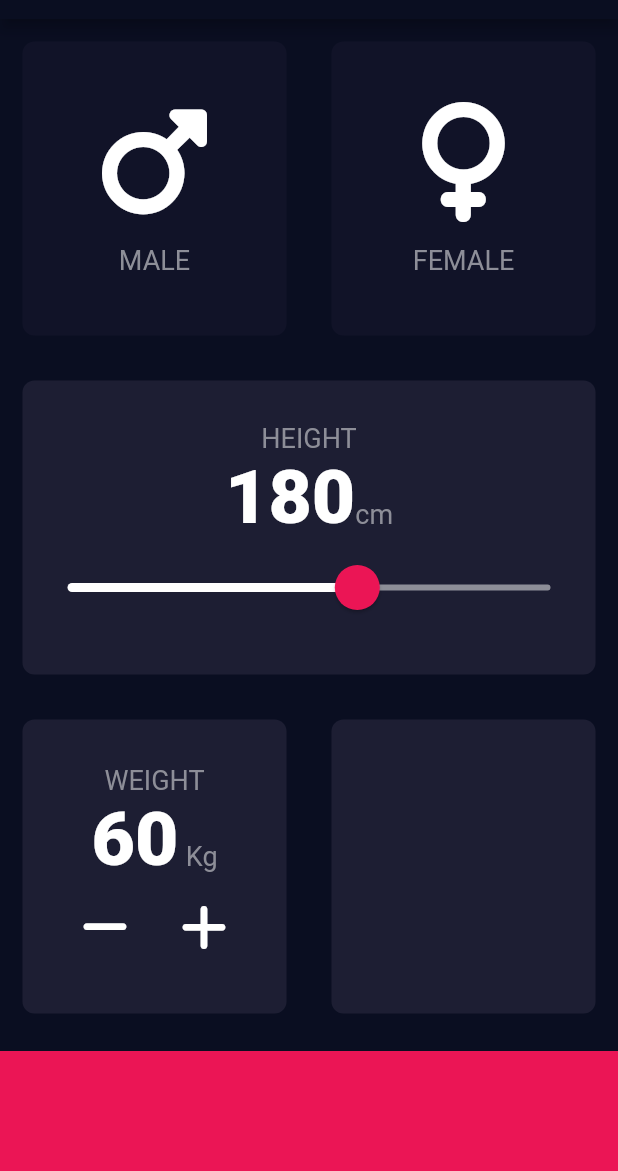
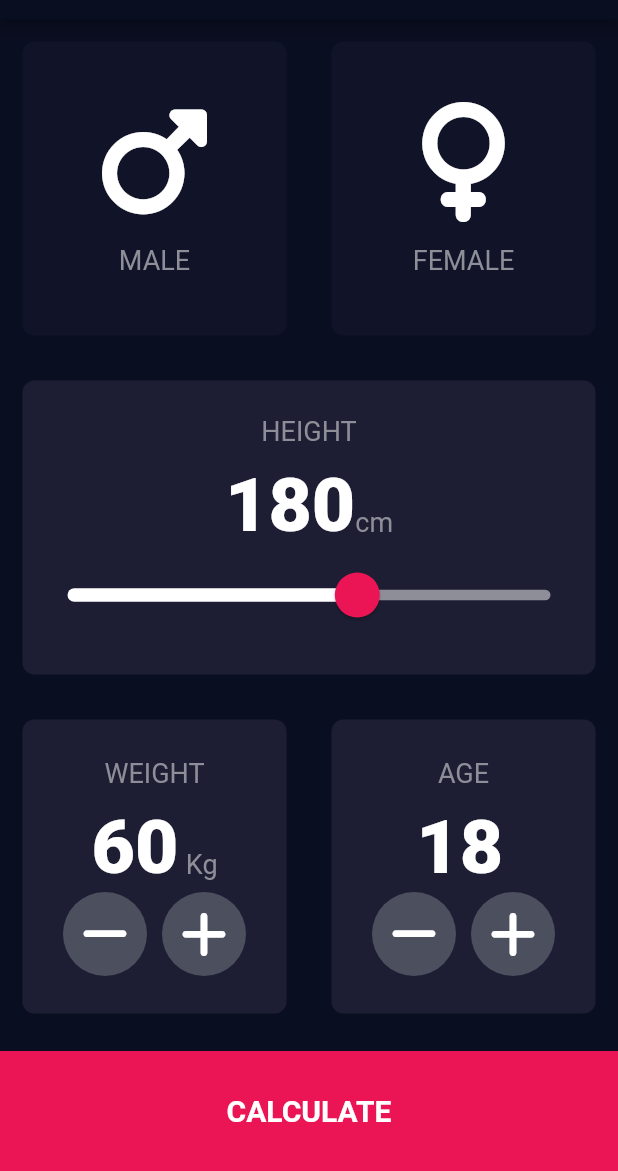
Before and after one commit to g0beze/bmi_calculator, a Flutter app: the screen it shows after launch, on a phone screen of 412 x 824 dp, the part 65-1236 px from its top. Run offline on Flutter 3.47's test engine with Material 2 defaults, Android fonts, the phone set to English and light mode, and no system bars; our stand-ins replace font_awesome_flutter.

```diff
--- a/lib/input_page.dart
+++ b/lib/input_page.dart
@@ -3,6 +3,7 @@ import 'package:font_awesome_flutter/font_awesome_flutter.dart';
 import 'icon_content.dart';
 import 'reusable_card.dart';
 import 'constants.dart';
+import 'results_page.dart';
 
 enum Gender { male, female }
 
@@ -15,6 +16,7 @@ class _InputPageState extends State<InputPage> {
   Gender? selectedGender;
   int height = 180;
   int weight = 60;
+  int age = 18;
 
   @override
   Widget build(BuildContext context) {
@@ -73,6 +75,9 @@ class _InputPageState extends State<InputPage> {
                     'HEIGHT',
                     style: kTxtTextStyle,
                   ),
+                  const SizedBox(
+                    height: 10,
+                  ),
                   Row(
                     mainAxisAlignment: MainAxisAlignment.center,
                     crossAxisAlignment: CrossAxisAlignment.baseline,
@@ -88,7 +93,9 @@ class _InputPageState extends State<InputPage> {
                       ),
                     ],
                   ),
-                  SliderTheme(
+                  SizedBox(
+                    width: 400,
+                    child: SliderTheme(
                       data: SliderTheme.of(context).copyWith(
                         thumbShape:
                             const RoundSliderThumbShape(enabledThumbRadius: 15),
@@ -97,6 +104,7 @@ class _InputPageState extends State<InputPage> {
                         overlayColor: const Color(0x29EB1555),
                         activeTrackColor: Colors.white,
                         inactiveTrackColor: const Color(0xFF8D8E98),
+                        trackHeight: 7,
                       ),
                       child: Slider.adaptive(
                         value: height.toDouble(),
@@ -109,6 +117,7 @@ class _InputPageState extends State<InputPage> {
                             height = newValue.round();
                           });
                         },
+                      ),
                     ),
                   ),
                 ],
@@ -127,6 +136,9 @@ class _InputPageState extends State<InputPage> {
                         const Text(
                           'WEIGHT',
                           style: kTxtTextStyle,
+                        ),
+                        const SizedBox(
+                          height: 10,
                         ),
                         Row(
                           mainAxisAlignment: MainAxisAlignment.center,
@@ -153,7 +165,7 @@ class _InputPageState extends State<InputPage> {
                               icon: FontAwesomeIcons.minus,
                               iFunc: () {
                                 setState(() {
-                                  weight = weight - 1;
+                                  weight--;
                                 });
                               },
                             ),
@@ -177,16 +189,83 @@ class _InputPageState extends State<InputPage> {
                 Expanded(
                   child: ResuableCard(
                     colour: kDefaultColour,
+                    cardChild: Column(
+                      mainAxisAlignment: MainAxisAlignment.center,
+                      children: [
+                        const Text(
+                          'AGE',
+                          style: kTxtTextStyle,
+                        ),
+                        const SizedBox(
+                          height: 10,
+                        ),
+                        Row(
+                          mainAxisAlignment: MainAxisAlignment.center,
+                          crossAxisAlignment: CrossAxisAlignment.baseline,
+                          textBaseline: TextBaseline.alphabetic,
+                          children: [
+                            Text(
+                              age.toString(),
+                              style: kLargeTxtStyle,
+                            ),
+                            const SizedBox(
+                              width: 5,
+                            ),
+                          ],
+                        ),
+                        Row(
+                          mainAxisAlignment: MainAxisAlignment.center,
+                          children: [
+                            RoundIconButton(
+                              icon: FontAwesomeIcons.minus,
+                              iFunc: () {
+                                setState(() {
+                                  age--;
+                                });
+                              },
+                            ),
+                            const SizedBox(
+                              width: 10,
+                            ),
+                            RoundIconButton(
+                              icon: FontAwesomeIcons.plus,
+                              iFunc: () {
+                                setState(() {
+                                  age++;
+                                });
+                              },
+                            ),
+                          ],
+                        )
+                      ],
+                    ),
                   ),
                 ),
               ],
             ),
           ),
-          Container(
+          GestureDetector(
+            onTap: () {
+              Navigator.push(context, MaterialPageRoute(builder: (context) {
+                return const ResultsPage();
+              }));
+            },
+            child: Container(
               color: kBottomContainerColour,
               margin: const EdgeInsets.only(top: 10),
               width: double.infinity,
               height: kBottomContainerHeight,
+              child: const Center(
+                child: Text(
+                  'CALCULATE',
+                  style: TextStyle(
+                    fontSize: 20,
+                    color: Colors.white,
+                    fontWeight: FontWeight.bold,
+                  ),
+                ),
+              ),
+            ),
           )
         ],
       ),
@@ -195,7 +274,7 @@ class _InputPageState extends State<InputPage> {
 }
 
 class RoundIconButton extends StatelessWidget {
-  const RoundIconButton({this.icon, this.iFunc});
+  const RoundIconButton({super.key, this.icon, this.iFunc});
 
   final IconData? icon;
   final Function()? iFunc;
@@ -210,7 +289,7 @@ class RoundIconButton extends StatelessWidget {
       ),
       onPressed: iFunc,
       shape: const CircleBorder(),
-      fillColor: null,
+      fillColor: const Color(0xFF4C4F5E),
       child: Icon(
         icon,
         size: 35,
--- /dev/null
+++ b/lib/results_page.dart
@@ -0,0 +1,15 @@
+import 'package:flutter/material.dart';
+
+class ResultsPage extends StatelessWidget {
+  const ResultsPage({super.key});
+
+  @override
+  Widget build(BuildContext context) {
+    return Scaffold(
+      appBar: AppBar(
+        title: const Text('BMI CALCULATOR'),
+      ),
+      body: const Text('Hello'),
+    );
+  }
+}
```
Lines whose indentation alone changed are shown as unchanged.
